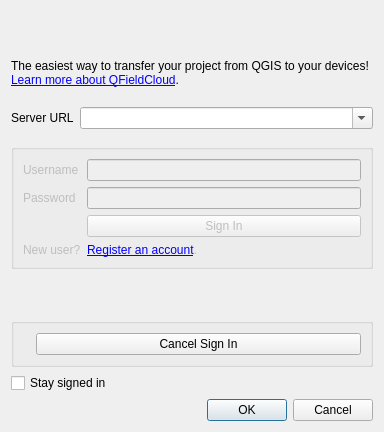
Before: the Qt Designer form qfieldsync/ui/cloud_login_dialog.ui in opengisch/qfieldsync, drawn with Qt 5.
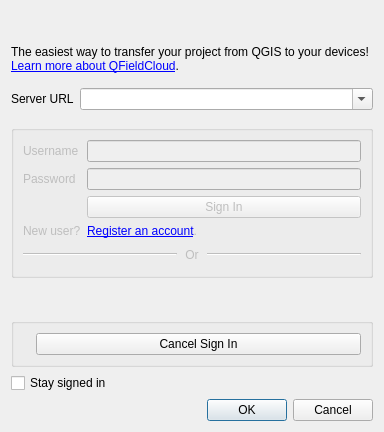
After: the same form once the commit is applied. Custom widgets are drawn as their Qt base class.

Commit message:
fix(login): Align SSO login layout to web
Align Login dialog layout when SSO is enabled to the layout in QField
and QFieldCloud.

```diff
--- a/qfieldsync/ui/cloud_login_dialog.ui
+++ b/qfieldsync/ui/cloud_login_dialog.ui
@@ -144,6 +144,72 @@
         </property>
        </widget>
       </item>
+      <item row="4" column="0" colspan="2">
+       <widget class="QWidget" name="authenticationDivider" native="true">
+        <property name="visible">
+         <bool>false</bool>
+        </property>
+        <layout class="QHBoxLayout" name="authenticationDividerLayout">
+         <property name="leftMargin">
+          <number>0</number>
+         </property>
+         <property name="topMargin">
+          <number>4</number>
+         </property>
+         <property name="rightMargin">
+          <number>0</number>
+         </property>
+         <property name="bottomMargin">
+          <number>4</number>
+         </property>
+         <property name="spacing">
+          <number>8</number>
+         </property>
+         <item>
+          <widget class="QFrame" name="authenticationDividerLeftLine">
+           <property name="sizePolicy">
+            <sizepolicy hsizetype="Expanding" vsizetype="Fixed">
+             <horstretch>0</horstretch>
+             <verstretch>0</verstretch>
+            </sizepolicy>
+           </property>
+           <property name="frameShape">
+            <enum>QFrame::HLine</enum>
+           </property>
+           <property name="frameShadow">
+            <enum>QFrame::Sunken</enum>
+           </property>
+          </widget>
+         </item>
+         <item>
+          <widget class="QLabel" name="authenticationDividerLabel">
+           <property name="text">
+            <string>Or</string>
+           </property>
+           <property name="alignment">
+            <set>Qt::AlignCenter</set>
+           </property>
+          </widget>
+         </item>
+         <item>
+          <widget class="QFrame" name="authenticationDividerRightLine">
+           <property name="sizePolicy">
+            <sizepolicy hsizetype="Expanding" vsizetype="Fixed">
+             <horstretch>0</horstretch>
+             <verstretch>0</verstretch>
+            </sizepolicy>
+           </property>
+           <property name="frameShape">
+            <enum>QFrame::HLine</enum>
+           </property>
+           <property name="frameShadow">
+            <enum>QFrame::Sunken</enum>
+           </property>
+          </widget>
+         </item>
+        </layout>
+       </widget>
+      </item>
       <item row="2" column="1">
        <widget class="QPushButton" name="signInUsernameButton">
         <property name="cursor">
```
The commit also changes 1 other file.
